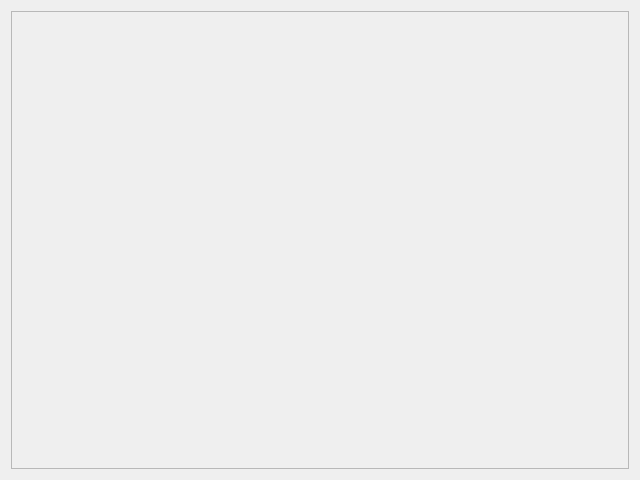
Above: rena/ui/ScriptConsoleLog.ui from PhysioLabXR/PhysioLabXR-Community before the change. Below: the same form after it.
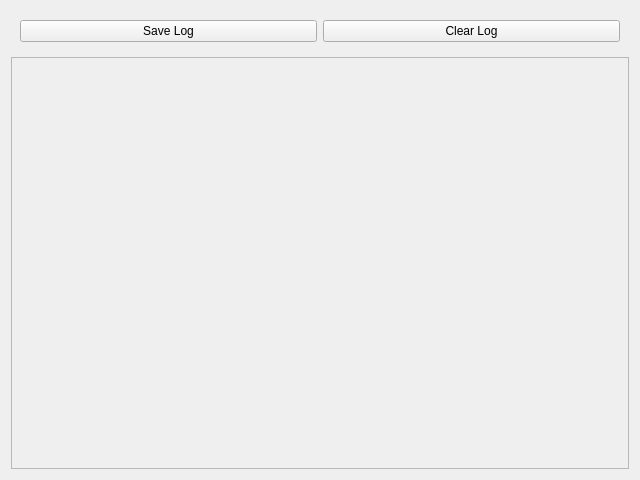
That is the form after the change.

What changed in the file:
```diff
--- a/rena/ui/ScriptConsoleLog.ui
+++ b/rena/ui/ScriptConsoleLog.ui
@@ -20,6 +20,26 @@
    <string>Form</string>
   </property>
   <layout class="QVBoxLayout" name="verticalLayout">
+   <item>
+    <widget class="QWidget" name="widget" native="true">
+     <layout class="QHBoxLayout" name="horizontalLayout">
+      <item>
+       <widget class="QPushButton" name="pushButton">
+        <property name="text">
+         <string>Save Log</string>
+        </property>
+       </widget>
+      </item>
+      <item>
+       <widget class="QPushButton" name="pushButton_2">
+        <property name="text">
+         <string>Clear Log</string>
+        </property>
+       </widget>
+      </item>
+     </layout>
+    </widget>
+   </item>
    <item>
     <widget class="QScrollArea" name="scrollArea">
      <property name="widgetResizable">
@@ -31,7 +51,7 @@
         <x>0</x>
         <y>0</y>
         <width>620</width>
-        <height>460</height>
+        <height>413</height>
        </rect>
       </property>
       <layout class="QFormLayout" name="LogContentLayout"/>
```
